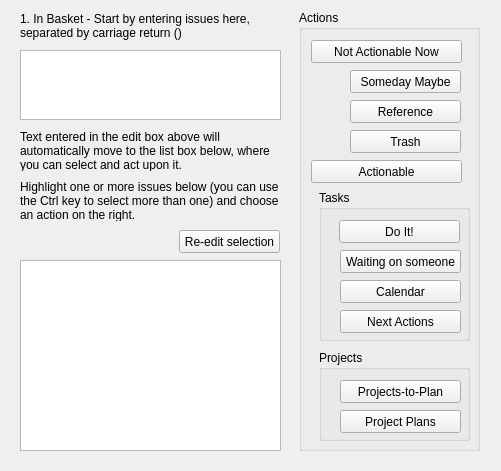
Old version of the form qt/qt_test001/inbasketform.ui in the repository fsziegler/GTD-Kanban.
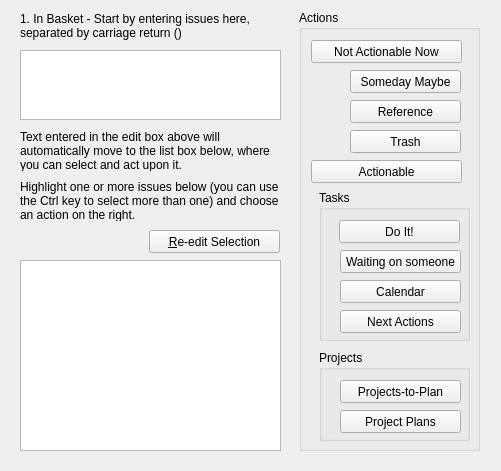
New version of the form.

Commit message: The interaction between the In-basket and selection list is now working properly.

Diff of the .ui file:
```diff
--- a/qt/qt_test001/inbasketform.ui
+++ b/qt/qt_test001/inbasketform.ui
@@ -323,14 +323,14 @@
   <widget class="QPushButton" name="pushButton_10">
    <property name="geometry">
     <rect>
-     <x>179</x>
+     <x>149</x>
      <y>230</y>
-     <width>101</width>
+     <width>131</width>
      <height>23</height>
     </rect>
    </property>
    <property name="text">
-    <string>Re-edit selection</string>
+    <string>&amp;Re-edit Selection</string>
    </property>
   </widget>
   <zorder>actionsGroupBox</zorder>
```
Left out of the diff: 59 changed lines with no effect on the pictures. The commit also changes 3 other files.
